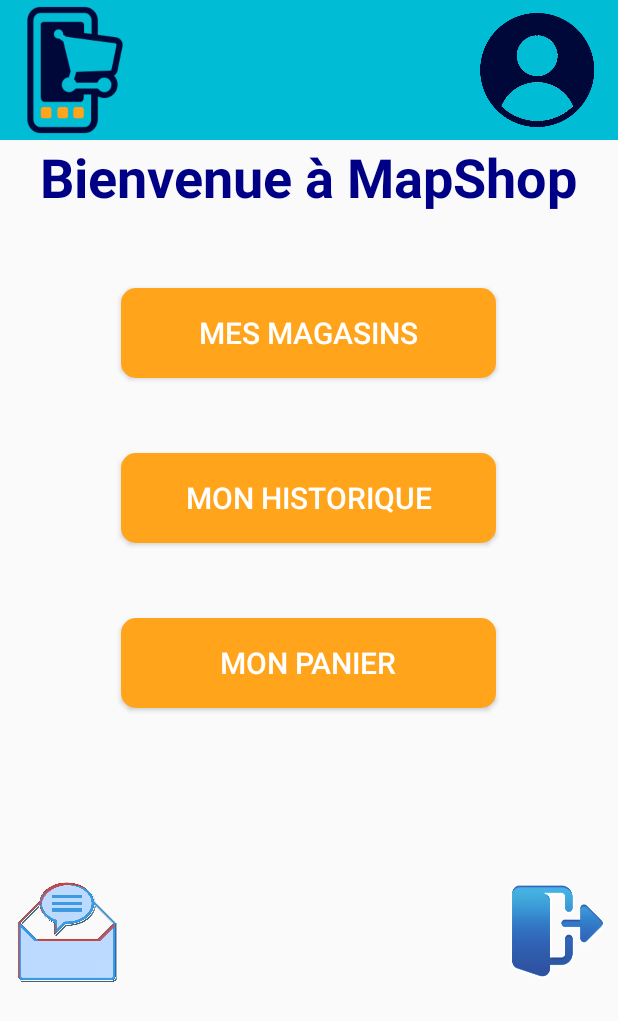
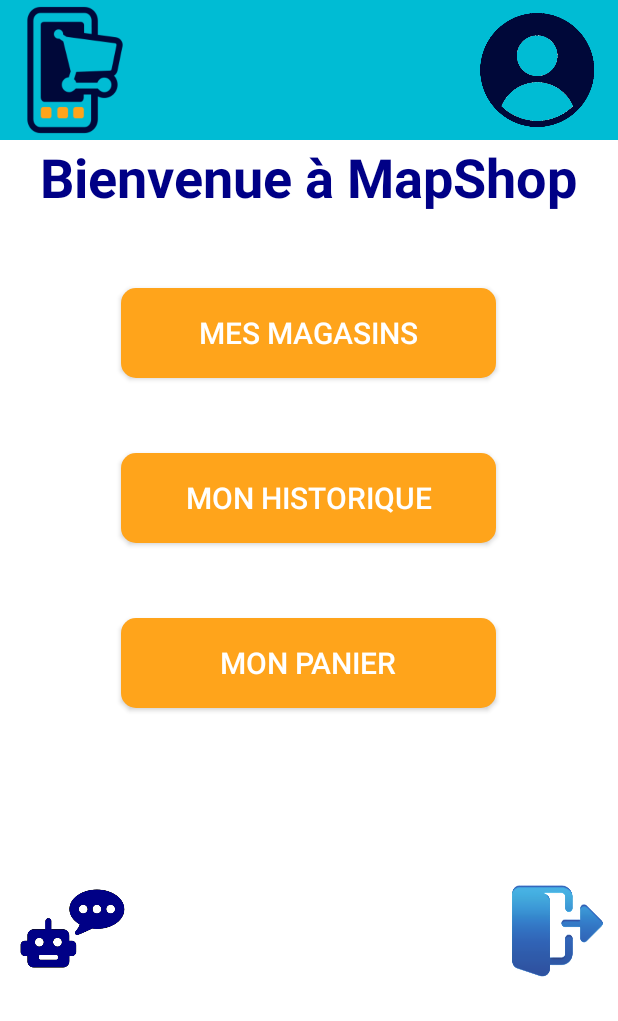
Before and after one commit to FZ-N/MapShop-, an Android app: the First screen opened directly, with no data from a screen before it, on a phone screen of 412 x 824 dp. Shown: the top 1021 px of the screen. Run offline under Robolectric (Android 15) with nearby library versions, the phone set to English and light mode, and no system bars; our stand-ins replace Firebase (no records; nobody signed in at launch, a user with empty details on screens opened directly).

Commit message:
Ajout du chatbot

```diff
--- a/app/build.gradle
+++ b/app/build.gradle
@@ -29,6 +29,9 @@
     }
 }
 dependencies {
+
+    implementation 'io.kommunicate.sdk:kommunicateui:1.9.6'
+
     implementation 'com.google.firebase:firebase-core:16.0.8'
     implementation 'com.google.firebase:firebase-auth:16.2.0'
     implementation 'com.google.firebase:firebase-database:19.3.0'
--- a/app/src/main/java/com/example/mapshop/First.java
+++ b/app/src/main/java/com/example/mapshop/First.java
@@ -78,7 +78,7 @@
         finish();
     }
     private void message() {
-        Intent intent = new Intent(this,message.class);
+        Intent intent = new Intent(this,Chat.class);
         startActivity(intent);
         finish();
     }
--- a/app/src/main/res/layout/menu.xml
+++ b/app/src/main/res/layout/menu.xml
@@ -1,8 +1,10 @@
 <?xml version="1.0" encoding="utf-8"?>
 <LinearLayout xmlns:android="http://schemas.android.com/apk/res/android"
     xmlns:app="http://schemas.android.com/apk/res-auto"
-    android:orientation="vertical" android:layout_width="match_parent"
-    android:layout_height="match_parent">
+    android:layout_width="match_parent"
+    android:layout_height="match_parent"
+    android:background="#FFFFFF"
+    android:orientation="vertical">
 
     <LinearLayout
         android:id="@+id/bar"
@@ -32,6 +34,7 @@
     <LinearLayout
         android:layout_width="match_parent"
         android:layout_height="488dp"
+        android:background="#FEFFFFFF"
         android:orientation="vertical">
 
         <TextView
```
Also changed, not shown: app/src/main/AndroidManifest.xml (+7 -6 lines), app/src/main/java/com/example/mapshop/Chat.java (added, +36 -0 lines), app/src/main/res/layout/activity_chat.xml (added, +9 -0 lines), app/src/main/res/drawable/message.png.
